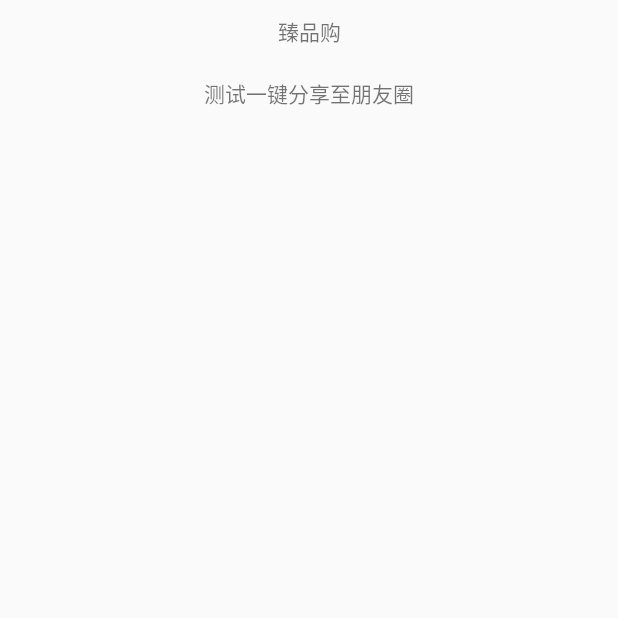
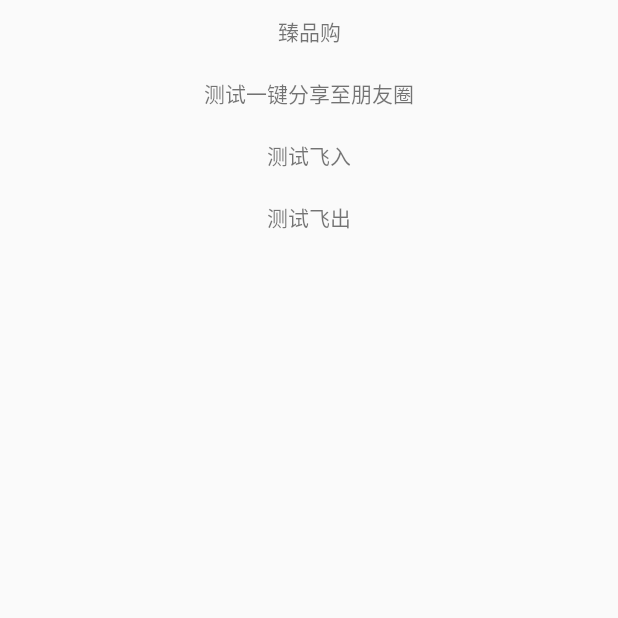
Before and after one commit to mavsforlife/MyLab, an Android app: the screen it shows after launch (MainActivity), on a phone screen of 412 x 824 dp, the top half of it. Run offline under Robolectric (Android 15) with nearby library versions, the phone set to English and light mode, and no system bars.

```diff
--- a/app/src/main/java/com/mavsforlife/victor/mylab/main/MainActivity.java
+++ b/app/src/main/java/com/mavsforlife/victor/mylab/main/MainActivity.java
@@ -4,17 +4,24 @@ import android.content.Intent;
 import android.os.Bundle;
 import android.support.v7.app.AppCompatActivity;
 import android.view.View;
+import android.view.animation.AccelerateDecelerateInterpolator;
+import android.view.animation.Animation;
+import android.view.animation.AnimationUtils;
+import android.view.animation.LinearInterpolator;
+import android.widget.LinearLayout;
 import android.widget.TextView;
 
 import com.mavsforlife.victor.mylab.R;
+import com.mavsforlife.victor.mylab.animation.MyInterpolator;
 import com.mavsforlife.victor.mylab.lab.LabActivity;
-
-import org.w3c.dom.Text;
 
 public class MainActivity extends AppCompatActivity implements View.OnClickListener {
 
     private TextView mTvFriend;
     private TextView mTvShare;
+    private TextView mTvTestTranslateIn;
+    private TextView mTvTestTranslateOut;
+    private LinearLayout mTransLate;
 
     @Override
     protected void onCreate(Bundle savedInstanceState) {
@@ -26,8 +33,14 @@ public class MainActivity extends AppCompatActivity implements View.OnClickListe
     private void initView() {
         mTvFriend = findViewById(R.id.tv_friend);
         mTvShare = findViewById(R.id.tv_share);
+        mTvTestTranslateIn = findViewById(R.id.tv_translate_in);
+        mTvTestTranslateOut = findViewById(R.id.tv_translate_out);
+
+        mTransLate = findViewById(R.id.ll_target);
         mTvFriend.setOnClickListener(this);
         mTvShare.setOnClickListener(this);
+        mTvTestTranslateIn.setOnClickListener(this);
+        mTvTestTranslateOut.setOnClickListener(this);
     }
 
     @Override
@@ -37,6 +50,39 @@ public class MainActivity extends AppCompatActivity implements View.OnClickListe
             startActivity(new Intent(this, FriendActivity.class));
         } else if (id == R.id.tv_share) {
             startActivity(new Intent(this, LabActivity.class));
+        } else if (id == R.id.tv_translate_in) {
+            translateIn();
+        } else if (id == R.id.tv_translate_out) {
+            translateOut();
         }
     }
+
+    private void translateIn() {
+        mTransLate.setVisibility(View.VISIBLE);
+        Animation animation = AnimationUtils.loadAnimation(this, R.anim.from_right_to_left_in);
+        animation.setInterpolator(new MyInterpolator());
+        mTransLate.startAnimation(animation);
+    }
+
+    private void translateOut() {
+        Animation animation = AnimationUtils.loadAnimation(this, R.anim.from_left_to_right_out);
+        animation.setInterpolator(new LinearInterpolator());
+        animation.setAnimationListener(new Animation.AnimationListener() {
+            @Override
+            public void onAnimationStart(Animation animation) {
+
+            }
+
+            @Override
+            public void onAnimationEnd(Animation animation) {
+                mTransLate.setVisibility(View.GONE);
+            }
+
+            @Override
+            public void onAnimationRepeat(Animation animation) {
+
+            }
+        });
+        mTransLate.startAnimation(animation);
+    }
 }
--- /dev/null
+++ b/app/src/main/res/anim/from_left_to_right_out.xml
@@ -0,0 +1,5 @@
+<?xml version="1.0" encoding="utf-8"?>
+<translate xmlns:android="http://schemas.android.com/apk/res/android"
+           android:duration="500"
+           android:fromXDelta="0"
+           android:toXDelta="-1000"/>
--- /dev/null
+++ b/app/src/main/res/anim/from_right_to_left_in.xml
@@ -0,0 +1,5 @@
+<?xml version="1.0" encoding="utf-8"?>
+<translate xmlns:android="http://schemas.android.com/apk/res/android"
+    android:duration="500"
+    android:fromXDelta="1000"
+    android:toXDelta="0"/>
--- a/app/src/main/res/layout/activity_main.xml
+++ b/app/src/main/res/layout/activity_main.xml
@@ -23,4 +23,30 @@
         android:text="@string/share_to_friend_circle"
         android:gravity="center"
         android:padding="@dimen/dp_10"/>
+
+    <TextView
+        android:id="@+id/tv_translate_in"
+        android:layout_width="match_parent"
+        android:layout_height="wrap_content"
+        android:gravity="center"
+        android:text="测试飞入"
+        android:padding="@dimen/dp_10"/>
+
+    <TextView
+        android:id="@+id/tv_translate_out"
+        android:layout_width="match_parent"
+        android:layout_height="wrap_content"
+        android:gravity="center"
+        android:text="测试飞出"
+        android:padding="@dimen/dp_10"/>
+
+    <LinearLayout
+        android:id="@+id/ll_target"
+        android:layout_width="match_parent"
+        android:layout_height="100dp"
+        android:orientation="vertical"
+        android:background="@color/colorAccent"
+        android:visibility="gone">
+
+    </LinearLayout>
 </LinearLayout>
```
Also changed, not shown: app/src/main/java/com/mavsforlife/victor/mylab/animation/MyInterpolator.java (added, +19 -0 lines).
